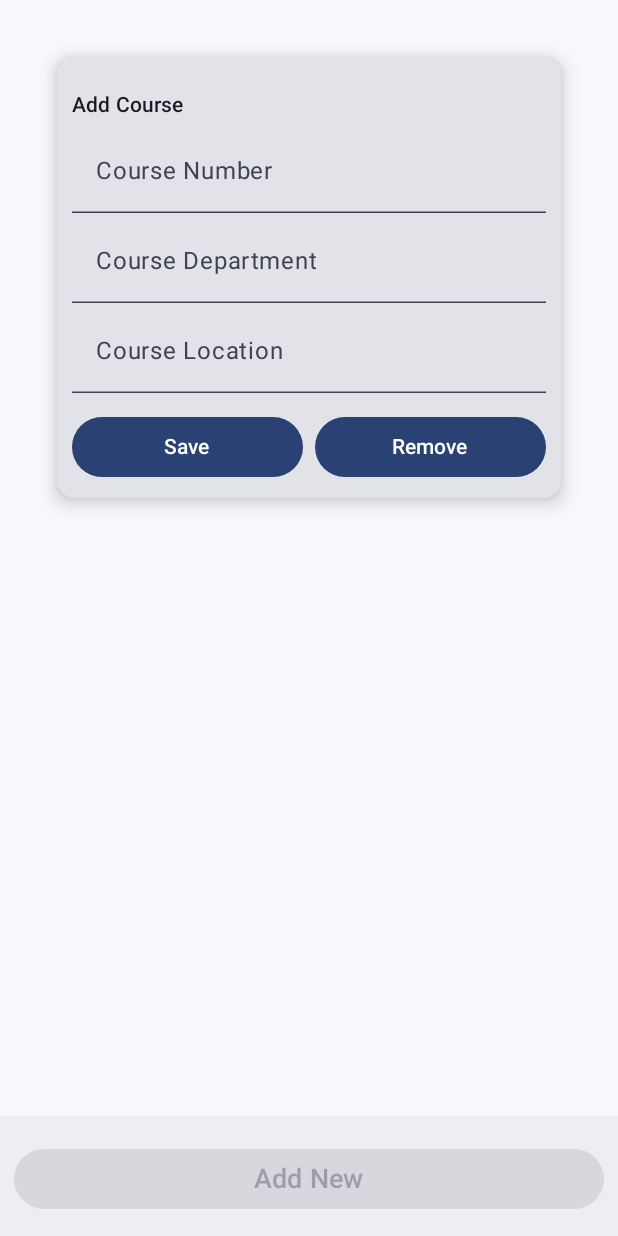
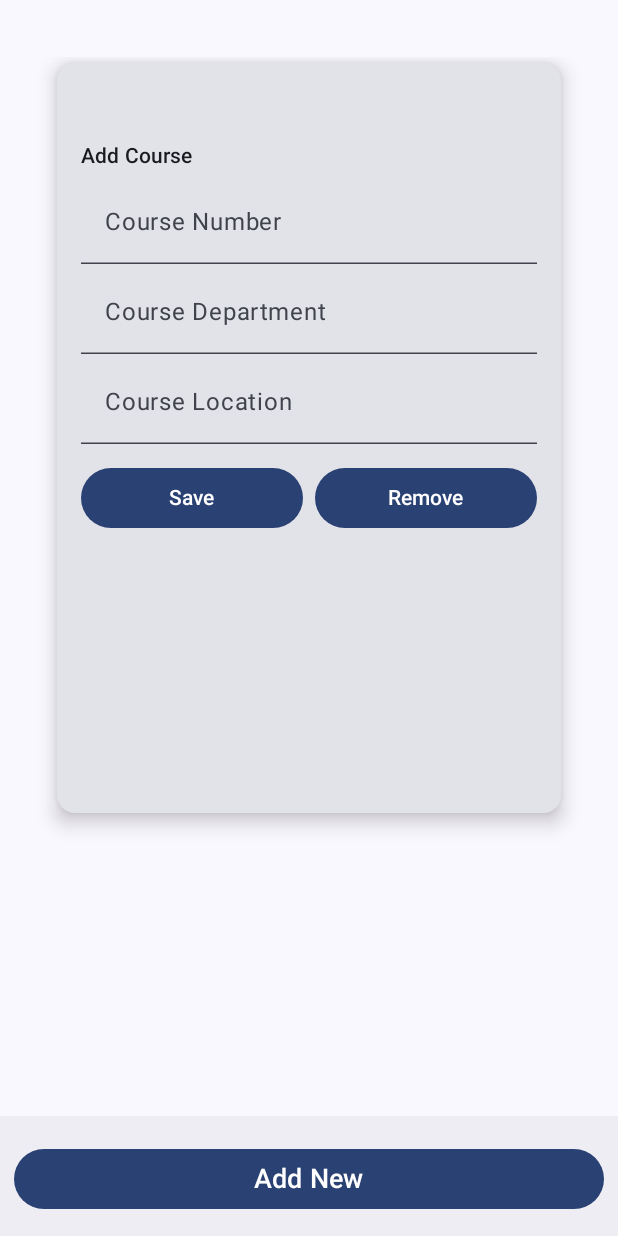
Before and after one commit to BenV0826/CS4530_0777575, an Android app built with Jetpack Compose: the screen it shows after launch (MainActivity), after a tap on "Add New", on a phone screen of 412 x 824 dp. Run offline under Robolectric (Android 15) with nearby library versions, the phone set to English and light mode, and no system bars.

Commit message:
fixed project structure

```diff
--- a/a3/app/src/main/java/com/example/assignment2/MainActivity.kt
+++ b/a3/app/src/main/java/com/example/assignment2/MainActivity.kt
@@ -6,6 +6,7 @@ import androidx.activity.compose.setContent
 import androidx.activity.enableEdgeToEdge
 import androidx.compose.animation.AnimatedVisibility
 import androidx.compose.animation.core.animateDpAsState
+import androidx.compose.foundation.layout.Arrangement
 import androidx.compose.foundation.layout.Box
 import androidx.compose.foundation.layout.Column
 import androidx.compose.foundation.layout.Row
@@ -33,7 +34,10 @@ import androidx.compose.runtime.mutableStateOf
 import androidx.compose.runtime.setValue
 import androidx.compose.ui.Alignment
 import androidx.compose.ui.Modifier
+import androidx.compose.ui.platform.LocalContext
 import androidx.compose.ui.text.style.TextAlign
+import androidx.compose.ui.text.style.TextOverflow
+import androidx.compose.ui.tooling.preview.Preview
 import androidx.compose.ui.unit.dp
 import androidx.compose.ui.unit.sp
 import androidx.lifecycle.ViewModel
@@ -42,114 +46,80 @@ import kotlinx.coroutines.flow.MutableStateFlow
 import kotlinx.coroutines.flow.StateFlow
 import kotlinx.coroutines.flow.update
 
-/**
- * The data class for a course.
- *
- * Makes up the "Model" part of my MVVM architecture
- */
 data class Course(
-    var courseNumber: String,
-    var courseDepartment: String,
-    var courseLocation: String
-)// @TODO update code to use stateflow of FieldCourse instead of separate vals
+    val courseNumber : String,
+    var courseDepartment : String,
+    var courseLocation : String
 
-/**
- * View Model class for course management App.
- */
+)
+
 class MyViewModel : ViewModel() {
-    // Internal mutable list of courses the user is currently enrolled in
     private val _mutableCourses = MutableStateFlow(value = listOf<Course>())
-
-    // Immutable course for recomposition of view
     val coursesReadOnly: StateFlow<List<Course>> = _mutableCourses
 
-    // Use an instance of Course to be updated when fields are changed to store
-    // their respective values.
-    private val _courseFields = MutableStateFlow(value = Course("","", ""))
-    val courseFieldsReadOnly: StateFlow<Course> = _courseFields
+    private val _courseFieldNumber = MutableStateFlow("")
+    val courseNumberReadOnly: StateFlow<String> = _courseFieldNumber
 
-    // State flow to keep track of the course number whose card should be expanded
+    private val _courseFieldDept = MutableStateFlow("")
+    val courseDeptReadOnly: StateFlow<String> = _courseFieldDept
+
+    private val _courseFieldLocation = MutableStateFlow("")
+    val courseLocationReadOnly: StateFlow<String> = _courseFieldLocation
+
     private val _expandedCourseNumber = MutableStateFlow<String?>(null)
     val expandedCourseNumberReadOnly: StateFlow<String?> = _expandedCourseNumber
-
-    // Track whether or not the user is editing a course
     var inEditMode by mutableStateOf(false)
-
-    // Not allowing blank courses to be added
-    val invalidClassNumber = ""
-
+    val INVALIDCN = "-1"
     /**
-     * Setter to be called in the number field's OnChange to update courseFields'
-     * number value.
-     *
-     * Make a copy to trigger recomposition
+     * Setter for number field
      */
     fun updateNumberField(number: String) {
-        _courseFields.update { currentCourseFields ->
-            currentCourseFields.copy(courseNumber = number)
-        }
+        _courseFieldNumber.value = number
     }
 
     /**
-     * Setter to be called in the department field's OnChange to update courseFields'
-     * department value.
-     *
-     * Make a copy to trigger recomposition
+     * Setter for department field
      */
     fun updateDeptField(department: String) {
-        _courseFields.update { currentCourseFields ->
-            currentCourseFields.copy(courseDepartment = department)
-        }
+        _courseFieldDept.value = department
     }
 
     /**
-     * Setter to be called on number field change to update course fields.
-     *
-     * Make a copy to trigger recomposition
+     * Setter for location field
      */
     fun updateLocationField(location: String) {
-        _courseFields.update { currentCourseFields ->
-            currentCourseFields.copy(courseLocation = location)
-        }
+        _courseFieldLocation.value = location
     }
 
     /**
-     * Given all parameters for Course, update the course fields as we make a copy
-     * to trigger recomposition to avoid 3x recomposition, since this is an atomic operation.
-     *
+     * Set all fields
+     * @params given course number, course department, and course location
      */
     fun updateAllFields(number: String, department: String, location: String) {
-        _courseFields.update { currentCourseFields ->
-            currentCourseFields.copy(
-                courseNumber = number,
-                courseDepartment = department,
-                courseLocation = location)
-        }
+        updateNumberField(number)
+        updateDeptField(department)
+        updateLocationField(location)
     }
 
-    /**
-     * Similarly to updateAllFields, reassign values as we trigger recomposition
-     */
-    fun clearFields() {
-        _courseFields.update { currentCourseFields ->
-            currentCourseFields.copy(
-                courseNumber = "",
-                courseDepartment = "",
-                courseLocation = "")
-        }
+    fun clearFields(){
+        updateNumberField("")
+        updateDeptField("")
+        updateLocationField("")
     }
 
 
     /**
-     * Try to add a course to the course list in ViewModel.
-     * If the course already exists in the list, update the course.
+     * Add a course to the course list in viewmodel
      */
     fun addCourse(number: String, department: String, location: String) {
+        removeCourse(INVALIDCN)
+
         if (_mutableCourses.value.find { it.courseNumber == number } == null) {
-            _mutableCourses.value += Course(number, department, location)
+            _mutableCourses.value  += Course(number, department, location)
             return
         }
         updateCourse(number, department, location)
+
     }
 
     /**
@@ -162,9 +132,7 @@ class MyViewModel : ViewModel() {
             currentCourseList.map { existingCourse ->
                 if (existingCourse.courseNumber == number) {
                     existingCourse.copy(
-                        courseNumber = number,
-                        courseDepartment = newDepartment,
-                        courseLocation = newLocation
+                        courseNumber = number, courseDepartment = newDepartment, courseLocation = newLocation
                     )
 
                 } else {
@@ -178,30 +146,21 @@ class MyViewModel : ViewModel() {
      * Remove a course from the course list
      */
     fun removeCourse(number: String) {
-        _mutableCourses.value = _mutableCourses.value.filterNot{ it.courseNumber == number }
+        _mutableCourses.value = _mutableCourses.value.filterNot({ it.courseNumber == number })
     }
 
-    /**
-     * helper to explicitly set edit mode for code cleanliness
-     */
     fun setEditMode(editMode: Boolean) {
         inEditMode = editMode
     }
 
-    /**
-     * Set the expanded course number in the ViewModel.
-     *
-     * If the course number to be expanded is invalid, remove it.
-     */
     fun setExpandedCourse(courseNumber: String?) {
-        if (_expandedCourseNumber.value == invalidClassNumber) removeCourse(invalidClassNumber)
+        if(_expandedCourseNumber.value == INVALIDCN)
+            removeCourse(INVALIDCN)
         _expandedCourseNumber.value = courseNumber
     }
+
 }
 
-/**
- * Class for the singular activity in the course management app.
- */
 class MainActivity : ComponentActivity() {
     override fun onCreate(savedInstanceState: Bundle?) {
         super.onCreate(savedInstanceState)
@@ -211,14 +170,9 @@ class MainActivity : ComponentActivity() {
                 val vm = MyViewModel()
                 Scaffold(
                     modifier = Modifier.fillMaxSize(), bottomBar = {
-                        MyBottomBar(vm)
+                        MyBottomBar(vm, {}, {}, {})
                     }) { innerPadding ->
-                    Column(
-                        modifier = Modifier
-                            .padding(innerPadding)
-                            .fillMaxSize()
-                            .padding(horizontal = 30.dp, vertical = 10.dp)
-                    ) {
+                    Column(modifier = Modifier.padding(30.dp)) {
                         CourseList(
                             vm, modifier = Modifier
                                 .padding(innerPadding)
@@ -231,108 +185,106 @@ class MainActivity : ComponentActivity() {
         }
     }
 
+    // Ensure necessary imports are present at the top of your .kt file
+    // (e.g., androidx.compose.material3.*, androidx.compose.runtime.*, androidx.compose.ui.*, etc.)
+
     @Composable
     fun ClickableCourse(
-        course: Course, onItemClick: (Course) -> Unit, vm: MyViewModel
+        course: Course,
+        onItemClick: (Course) -> Unit,
+        vm: MyViewModel
     ) {
-        // collect state of expanded course number to determine if the card should be expanded
-        val isExpanded =
-            course.courseNumber == vm.expandedCourseNumberReadOnly.collectAsState().value
+        val isExpanded = course.courseNumber == vm.expandedCourseNumberReadOnly.collectAsState().value
 
-        // collect state of courseFieldsReadOnly
-        val courseFields by vm.courseFieldsReadOnly.collectAsState()
+        val courseNumberForTextField by vm.courseNumberReadOnly.collectAsState() // Correct way to get the value for TextField
+        val courseDepartmentForTextField by vm.courseDeptReadOnly.collectAsState()
+        val courseLocationForTextField by vm.courseLocationReadOnly.collectAsState()
 
-        // animate the elevation of the card
-        val elevation = animateDpAsState(
-            if (isExpanded) 8.dp else 2.dp, label = "elevation_card"
-        )
+        val elevation = animateDpAsState(if (isExpanded)
+            8.dp else 2.dp, label = "elevation_card")
         Card(
             modifier = Modifier
-                .fillMaxSize()
-                .padding(vertical = 20.dp, horizontal = 8.dp) // make height more appropriate
-
+                .fillMaxWidth()
+                .padding(vertical = 4.dp, horizontal = 8.dp) // make height more appropriate
+                .height(500.dp)
             ,
             elevation = CardDefaults.cardElevation(defaultElevation = elevation.value),
             onClick = {
-                // If user clicks on an already expanded card, close it and save
-                if (vm.expandedCourseNumberReadOnly.value == course.courseNumber) {
+                if(vm.inEditMode) vm.setEditMode(false)
+                if(vm.expandedCourseNumberReadOnly.value == course.courseNumber) {
                     vm.setExpandedCourse(null)
-                    vm.setEditMode(false)
-                    // This return statement was auto filled by copilot and causes the card to
+
+                    // This return statement was autofilled by copilot and causes the card to
                     // collapse, which is the behavior I wanted to achieve, so I kept it.
                     return@Card
                 }
 
                 vm.setExpandedCourse(course.courseNumber)
                 onItemClick(course)
-            }) {
-
+            }
+        ) {
             Column(
                 modifier = Modifier
                     .fillMaxWidth()
-                    .padding(
-                        top = 10.dp, start = 10.dp, end = 10.dp, bottom = 10.dp
-                    )
+                    .padding(16.dp)
             ) {
                 Row(
-                    modifier = Modifier.fillMaxSize(),
-                    verticalAlignment = if (!isExpanded) Alignment.CenterVertically else Alignment.Top,
+                    modifier = Modifier.fillMaxWidth(),
+                    verticalAlignment = Alignment.CenterVertically,
+                    horizontalArrangement = Arrangement.SpaceBetween
                 ) {
-                    Column(
-                        modifier = Modifier.weight(1f),
-                        horizontalAlignment = Alignment.CenterHorizontally,
-                    ) {
-                        // Display the Course department and number for unexpanded card
-                        if (course.courseNumber != vm.invalidClassNumber) {
+                    Column(modifier = Modifier.weight(1f)) {
+                        Text(
+                            text = if(course.courseNumber == vm.INVALIDCN) "" else "${course.courseDepartment} ${course.courseNumber}",
+                            style = MaterialTheme.typography.titleMedium,
+                            color = MaterialTheme.colorScheme.onSurface
+                        )
+                        if (!isExpanded && course.courseLocation.isNotBlank()) {
+                            Spacer(Modifier.height(4.dp))
                             Text(
-                                textAlign = TextAlign.Center,
-                                text = "${course.courseDepartment} ${course.courseNumber}",
-                                style = MaterialTheme.typography.titleMedium,
-                                color = MaterialTheme.colorScheme.onSurface,
-                                fontSize = 40.sp,
-                                )
+                                text = "Location: ${course.courseLocation}",
+                                style = MaterialTheme.typography.bodySmall,
+                                maxLines = 1,
+                                overflow = TextOverflow.Ellipsis, // Kept specific import path for TextOverflow for clarity
+                                color = MaterialTheme.colorScheme.onSurfaceVariant
+                            )
                         }
                     }
                 }
-                // AnimatedVisibility to show textFields if editing and course details if not for the
-                // expanded card
+
                 AnimatedVisibility(visible = isExpanded) {
                     Column(modifier = Modifier.padding(top = 12.dp)) {
                         if (vm.inEditMode) {
-                            val headerText =
-                                if (course.courseNumber == vm.invalidClassNumber) "Add Course" else "Edit Course Details"
+                            val headerText = if (course.courseNumber == vm.INVALIDCN) "Add Course" else "Edit Course Details"
                             Text(
                                 headerText,
                                 style = MaterialTheme.typography.titleSmall,
                                 modifier = Modifier.padding(bottom = 6.dp)
                             )
                             TextField(
-                                modifier = Modifier
-                                    .fillMaxWidth()
-                                    .padding(bottom = 4.dp),
-                                value = courseFields.courseNumber,
+                                modifier = Modifier.fillMaxWidth().padding(bottom = 4.dp),
+                                value = courseNumberForTextField,
                                 onValueChange = { newNumber ->
                                     vm.updateNumberField(newNumber)
                                 },
-                                label = { Text("Course Number") })
+                                label = { Text("Course Number") }
+                            )
                             TextField(
-                                modifier = Modifier
-                                    .fillMaxWidth()
-                                    .padding(bottom = 4.dp),
-                                value = courseFields.courseDepartment,
+                                modifier = Modifier.fillMaxWidth().padding(bottom = 4.dp),
+                                value = courseDepartmentForTextField,
                                 onValueChange = { newDept ->
                                     vm.updateDeptField(newDept)
                                 },
-                                label = { Text("Course Department") })
+                                label = { Text("Course Department") }
+                            )
                             TextField(
-                                modifier = Modifier
-                                    .fillMaxWidth()
-                                    .padding(bottom = 4.dp),
-                                value = courseFields.courseLocation,
+                                modifier = Modifier.fillMaxWidth().padding(bottom = 4.dp),
+                                value = courseLocationForTextField,
                                 onValueChange = { newLocation ->
                                     vm.updateLocationField(newLocation)
                                 },
-                                label = { Text("Course Location") })
+                                label = { Text("Course Location") }
+                            )
 
                         } else {
                             Text(
@@ -343,37 +295,35 @@ class MainActivity : ComponentActivity() {
                             DetailItem(label = "Course Number", value = course.courseNumber)
                             DetailItem(label = "Department", value = course.courseDepartment)
                             DetailItem(
-                                label = "Location", value = course.courseLocation.ifBlank { "N/A" })
+                                label = "Full Location",
+                                value = course.courseLocation.ifBlank { "N/A" })
 
 
                         }
                         Spacer(Modifier.height(8.dp))
-                        Row {
+                        Row{
                             Button(
                                 onClick = {
-                                    // Remove the old course with the given course number so that
-                                    // when the user edits the course number a "new" course
-                                    // is not added to the course list in addition to keeping
-                                    // the old course number. (implementation decision)
-                                    vm.removeCourse(course.courseNumber)
                                     vm.addCourse(
-                                        courseFields.courseNumber,
-                                        courseFields.courseDepartment,
-                                        courseFields.courseLocation
+                                        courseNumberForTextField,
+                                        courseDepartmentForTextField,
+                                        courseLocationForTextField
                                     )
-                                    // close card when saved (implementation decision)
+                                    // handle when we are saving
                                     if (vm.inEditMode) {
                                         vm.setExpandedCourse(null)
+                                        println("Save Clicked: \n Size of course list: ${vm.coursesReadOnly.value.size}, \n Course currently expanded should be null : ${vm.expandedCourseNumberReadOnly.value}")
+
                                     }
+
                                     vm.setEditMode(!vm.inEditMode)
-
-                                }, modifier = Modifier
-                                    .fillMaxWidth()
-                                    .weight(1f)
+                                }, modifier = Modifier.fillMaxWidth().weight(1f)
 
                             ) {
                                 if (vm.inEditMode) {
                                     Text("Save")
+
+
                                 } else {
                                     Text("Edit Details")
                                 }
@@ -381,12 +331,12 @@ class MainActivity : ComponentActivity() {
                             Spacer(Modifier.width(8.dp))
                             Button(
                                 onClick = { vm.removeCourse(course.courseNumber) },
-                                modifier = Modifier
-                                    .fillMaxWidth()
-                                    .weight(1f)
+                                modifier = Modifier.fillMaxWidth().weight(1f)
                             ) {
+
                                 Text("Remove")
                             }
+
 
 
                         }
@@ -396,9 +346,6 @@ class MainActivity : ComponentActivity() {
         }
     }
 
-    /**
-     * Helper for displaying and formatting values displayed in the expanded view of a card
-     */
     @Composable
     private fun DetailItem(label: String, value: String) {
         Row(modifier = Modifier.padding(vertical = 2.dp)) {
@@ -415,9 +362,8 @@ class MainActivity : ComponentActivity() {
         }
     }
 
-    /**
-     * Composable containing the LazyColumn
-     */
+
+
     @Composable
     fun CourseList(vm: MyViewModel, modifier: Modifier = Modifier) {
         val courses by vm.coursesReadOnly.collectAsState()
@@ -425,12 +371,12 @@ class MainActivity : ComponentActivity() {
             Box(
                 modifier = modifier
                     .fillMaxSize()
-                    .padding(16.dp),
-                contentAlignment = Alignment.Center
+                    .padding(16.dp), contentAlignment = Alignment.Center
+
+
             ) {
                 Text(text = "No courses to display")
             }
-            vm.setEditMode(false)
             return
         }
         LazyColumn(
@@ -439,18 +385,26 @@ class MainActivity : ComponentActivity() {
                 .fillMaxSize(),
             horizontalAlignment = Alignment.CenterHorizontally,
 
+
             ) {
             items(
-                items = courses, key = { course -> course.courseNumber }) { courseItem ->
+                items = courses,
+                key = { course -> course.courseNumber }
+            ) { courseItem ->
+                val shouldBeExpanded = courseItem.courseNumber == vm.expandedCourseNumberReadOnly.collectAsState().value
+
                 ClickableCourse(
-                    vm = vm, course = courseItem, onItemClick = { clickedCourse ->
+                    vm = vm,
+                    course = courseItem,
+                    onItemClick = { clickedCourse ->
                         vm.setExpandedCourse(clickedCourse.courseNumber)
-                        vm.updateAllFields(
-                            clickedCourse.courseNumber,
-                            clickedCourse.courseDepartment,
-                            clickedCourse.courseLocation
-                        )
+                        vm.updateAllFields(clickedCourse.courseNumber, clickedCourse.courseDepartment, clickedCourse.courseLocation)
+
+
+
                     })
+
+
             }
         }
     }
@@ -463,7 +417,7 @@ class MainActivity : ComponentActivity() {
 
     @Composable
     fun MyBottomBar(
-        vm: MyViewModel
+        vm: MyViewModel, addCourse: () -> Unit, editCourse: () -> Unit, removeCourse: () -> Unit
     ) {
         // Referenced Android Kotlin documentation for bottom bar scaffold :
         // https://developer.android.com/develop/ui/compose/quick-guides/content/display-bottom-app-bar
@@ -474,16 +428,15 @@ class MainActivity : ComponentActivity() {
                     Button(
                         onClick = {
                             vm.clearFields()
-                            // Add an invalid class to the course list so that it is composed in
-                            // the lazy column so the user can start editing it.
                             vm.addCourse(
-                                vm.invalidClassNumber, "", ""
+                                vm.INVALIDCN, "", ""
                             )
                             vm.setEditMode(true)
-                            vm.setExpandedCourse(vm.invalidClassNumber)
-                        }, enabled = !vm.inEditMode, modifier = Modifier
+                            vm.setExpandedCourse(vm.INVALIDCN)
+                        }, modifier = Modifier
                             .padding(5.dp)
                             .weight(1f)
+
                     ) {
                         Text(text = "Add New", fontSize = 18.sp)
                     }
--- a/a3/gradle/libs.versions.toml
+++ b/a3/gradle/libs.versions.toml
@@ -1,5 +1,5 @@
 [versions]
-agp = "8.12.3"
+agp = "8.13.0"
 kotlin = "2.0.21"
 coreKtx = "1.17.0"
 junit = "4.13.2"
```
Also changed, not shown: 1 other file.
